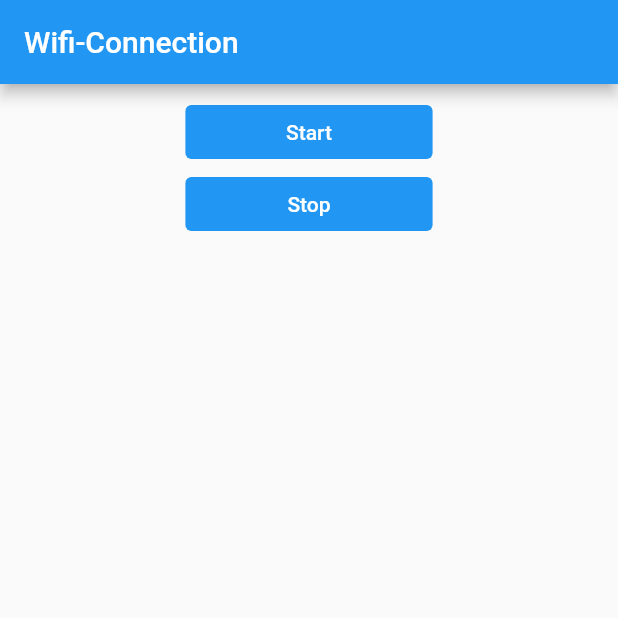
After one commit to veerendarpotlapalli/audioEsp32, a Flutter app: the screen it shows after launch, after a tap on "Stop", on a phone screen of 412 x 824 dp, the top half of it. The commit adds this screen. Run offline on Flutter 3.47's test engine with Material 2 defaults, Android fonts, the phone set to English and light mode, and no system bars; our stand-ins replace audioplayers, file_picker, fluttertoast, share_plus, webview_flutter; missing offline and left inert: dart:ffi, ffmpeg_kit_flutter, flutter_bluetooth_seria_changed, flutter_sound, flutter_svprogresshud, network_info_plus and 1 more; statements that could not run were skipped.

Commit message:
april 20

```diff
--- a/lib/detailPageSample.dart
+++ b/lib/detailPageSample.dart
@@ -6,7 +6,7 @@ import 'dart:typed_data';
 import 'package:flutter_bluetooth_seria_changed/flutter_bluetooth_serial.dart';
 import 'package:network_info_plus/network_info_plus.dart';
 import 'package:url_launcher/url_launcher.dart';
-import 'package:vsaudio/connectToWifi.dart';
+import 'package:vsaudio/webSocketStreamSave.dart';
 
 import 'package:vsaudio/wav_header.dart';
 import 'package:flutter_sound/flutter_sound.dart';
@@ -592,7 +592,7 @@ class _DetailPageSampleState extends State<DetailPageSample> {
                                     print(InternetAddress.loopbackIPv4);
                                     // Navigator.of(context).pop();
                                     // wifiConnection == "WIFI:CONNECTED" ?
-                                    Navigator.of(context).push(MaterialPageRoute(builder: (context)=>ConnectToWifi(wifiName: "okay",)));
+                                    Navigator.of(context).push(MaterialPageRoute(builder: (context)=>WebSocketStreamSave()));
                                         // CircularProgressIndicator();
                                     // _showWIFIRecordingDialog();
                                     // _showRecordingDialog();
--- a/lib/main.dart
+++ b/lib/main.dart
@@ -11,9 +11,10 @@ import 'package:flutter_bluetooth_seria_changed/flutter_bluetooth_serial.dart';
 import 'package:intl/intl.dart';
 import 'package:path_provider/path_provider.dart';
 import 'package:vsaudio/BluetoothDeviceListEntry.dart';
-import 'package:vsaudio/connectToWifi.dart';
+import 'package:vsaudio/webSocketStreamSave.dart';
 import 'package:vsaudio/detailPageSample.dart';
 import 'package:vsaudio/http_web.dart';
+import 'package:vsaudio/webSocketCheckSums.dart';
 // import 'demodetail.dart';
 import 'detailpage.dart';
 import 'package:flutter/material.dart';
@@ -38,8 +39,9 @@ final wifiName = "okay";
   Widget build(BuildContext context) {
     return MaterialApp(
       // home: HomePage(), //bluetooth,websocket,smartConfig
-      home: ConnectToWifi(wifiName: wifiName), //websocket
+      home: WebSocketStreamSave(), //websocket stream and save
       // home: httpWeb(), //http,web
+      // home: WebSocketCheckSums(wifiName: wifiName,), //web socket stream and save with check sums
 
       debugShowCheckedModeBanner: false,
     );
--- /dev/null
+++ b/lib/webSocketStreamSave.dart
@@ -0,0 +1,320 @@
+import 'dart:io';
+import 'dart:typed_data';
+
+import 'package:flutter_sound/flutter_sound.dart';
+
+import 'package:async/async.dart';
+import 'package:flutter/material.dart';
+import 'package:flutter_svprogresshud/flutter_svprogresshud.dart';
+import 'package:fluttertoast/fluttertoast.dart';
+import 'package:intl/intl.dart';
+import 'package:path_provider/path_provider.dart';
+import 'package:slide_popup_dialog_null_safety/slide_popup_dialog.dart' as slideDialog;
+import 'package:url_launcher/url_launcher.dart';
+import 'package:vsaudio/wav_header.dart';
+import 'file_entity_list_tile.dart';
+import 'package:network_info_plus/network_info_plus.dart';
+import 'package:web_socket_channel/io.dart';
+import 'package:web_socket_channel/web_socket_channel.dart';
+
+import 'package:webview_flutter/webview_flutter.dart';
+
+// import 'detailpage.dart';
+
+class WebSocketStreamSave extends StatefulWidget {
+  late String wifiName;
+
+  WebSocketStreamSave({super.key});
+
+  @override
+  State<WebSocketStreamSave> createState() => _WebSocketStreamSaveState();
+}
+
+class _WebSocketStreamSaveState extends State<WebSocketStreamSave> {
+  TextEditingController password=TextEditingController();
+  late WebSocket webSocket;
+  bool isConnecting = true;
+
+  bool isDisconnecting = false;
+
+  List<List<int>> chunks = <List<int>>[];
+  int contentLength = 0;
+  Uint8List? _bytes;
+  // PlayerController controller = PlayerController();// Initialise
+
+  RestartableTimer? _timer;
+  // RecordState _recordState = RecordState.stopped;
+  DateFormat dateFormat = DateFormat("yyyy-MM-dd_HH_mm_ss");
+  Uint8List? dataStream;
+
+  List<FileSystemEntity> files = <FileSystemEntity>[];
+  String? selectedFilePath;
+  final player = FlutterSoundPlayer(voiceProcessing: true);
+  final streamPlayer = FlutterSoundPlayer(voiceProcessing: true);
+
+  final info=NetworkInfo();
+
+  String stopBtn = "Start";
+
+  _completeByte() async {
+    if (chunks.isEmpty || contentLength == 0) return;
+    SVProgressHUD.dismiss();
+    print("CompleteByte length : $contentLength");
+    _bytes = Uint8List(contentLength);
+    int offset = 0;
+    for (final List<int> chunk in chunks) {
+      // streamPlayer.feedFromStream(Unit8List.fromList(chunk));
+      _bytes!.setRange(offset, offset + chunk.length, chunk);
+      offset += chunk.length;
+    }
+    final file = await _makeNewFile;
+    var headerList = WavHeader.createWavHeader(contentLength);
+
+    setState(() {
+      print("${headerList.length}***");
+    });
+    file.writeAsBytesSync(headerList, mode: FileMode.write);
+    file.writeAsBytesSync(_bytes!, mode: FileMode.append);
+
+    print(await file.length());
+
+    _listofFiles();
+
+    contentLength = 0;
+    chunks.clear();
+  }
+
+
+  void createChannel()async{
+    password.text= (await info.getWifiIP())!;
+    print(await info.getWifiIP());
+    // final server = await ServerSocket.bind(InternetAddress.loopbackIPv4, 8080);
+    // server.listen((event) {
+    //   event.listen((data) {
+    //
+    //   });
+    // });
+    final server2 = await HttpServer.bind(InternetAddress.anyIPv4,8080);
+    print('Server running on port ${server2.port}');
+
+    await for (HttpRequest request in server2) {
+      webSocket = await WebSocketTransformer.upgrade(request);
+      print('WebSocket request received');
+      webSocket.listen((message) {
+        print('Received message: $message');
+        Uint8List data=message as Uint8List;
+        if (data.isNotEmpty) {
+          chunks.add(data);
+          // var arr = _bytes!.buffer.asUint8List(data as int);
+          streamPlayer.foodSink!.add(FoodData(data));
+
+          setState(() {
+            contentLength += data.length;
+            _timer!.reset();
+
+            // streamData.add(data);
+          });
+        }
+
+        print("Content Length: ${contentLength}, chunks: ${chunks.length}");
+      });
+    }
+
+  }
+  void initStreamPlayer()async{
+    await streamPlayer.startPlayerFromStream(
+        codec: Codec.pcm16,
+        numChannels: 1,
+        sampleRate: 44100
+    );
+
+    streamPlayer.setSubscriptionDuration(Duration(milliseconds: 300));
+    streamPlayer.setVolume(1.0);
+  }
+  @override
+  void initState() {
+    createChannel();
+    player.openPlayer();
+    streamPlayer.openPlayer(enableVoiceProcessing: true);
+    _timer = RestartableTimer(const Duration(seconds: 1), _completeByte);
+    _listofFiles();
+    selectedFilePath = '';
+    initStreamPlayer();
+    // TODO: implement initState
+    super.initState();
+  }
+  @override
+  Widget build(BuildContext context) {
+    return Scaffold(
+      appBar: AppBar(
+        title: Text('Wifi-Connection',style: TextStyle(color: Colors.white),),
+      ),
+      body: Padding(
+        padding: const EdgeInsets.all(8.0),
+        child: SizedBox(
+          height: MediaQuery.of(context).size.height,
+          width: MediaQuery.of(context).size.width,
+          child: Column(
+            mainAxisAlignment: MainAxisAlignment.center,
+            crossAxisAlignment: CrossAxisAlignment.center,
+            children: [
+
+              // Padding(
+              //   padding: const EdgeInsets.symmetric(vertical: 8.0,horizontal: 16),
+              //   child: SizedBox(
+              //       width: MediaQuery.of(context).size.width*0.8,
+              //       child:Row(
+              //         mainAxisAlignment: MainAxisAlignment.start,
+              //         children: [
+              //           SizedBox(width: 10,),
+              //           Icon(Icons.wifi),
+              //           SizedBox(width: 10,),
+              //           Text(widget.wifiName,style: TextStyle(color: Colors.black,fontSize: 16),)
+              //         ],
+              //       )
+              //   ),
+              // ),
+              // Padding(
+              //   padding: const EdgeInsets.symmetric(vertical: 8.0,horizontal: 16),
+              //   child: SizedBox(
+              //     width: MediaQuery.of(context).size.width*0.8,
+              //     child: TextField(
+              //       controller: password,
+              //       decoration: InputDecoration(
+              //           hoverColor: Colors.black,
+              //           prefixIcon: Icon(Icons.key),
+              //           hintText: 'Enter Password'
+              //       ),
+              //       style: TextStyle(color: Colors.black),
+              //       keyboardType: TextInputType.text,
+              //     ),
+              //   ),
+              // ),
+              // SizedBox(
+              //   height: 20,
+              // ),
+
+              SizedBox(
+                width: MediaQuery.of(context).size.width*0.4,
+                child: TextButton(
+                    style: ButtonStyle(backgroundColor: MaterialStatePropertyAll<Color>(Colors.blue)),
+                    onPressed: () async {
+
+                      // ipWebView();
+
+                      // var url = Uri.parse('http://192.168.4.1/');
+                      //   await launchUrl(url);
+
+                      stopBtn = "Recording...";
+                      webSocket.add('STARTREC');
+                      print(InternetAddress.loopbackIPv4);
+                      setState(() {
+                        // wifiName.text=InternetAddress.loopbackIPv4.address;
+                      });
+                    },
+                    child:Text(stopBtn,style: TextStyle(color: Colors.white),)),
+              ),
+              SizedBox(
+                width: MediaQuery.of(context).size.width*0.4,
+                child: TextButton(
+                    style: ButtonStyle(backgroundColor: MaterialStatePropertyAll<Color>(Colors.blue)),
+                    onPressed: (){
+                      stopBtn = "Start";
+                      webSocket.add('STOPREC');
+                      print(InternetAddress.loopbackIPv4);
+                      setState(() {
+                        // wifiName.text=InternetAddress.loopbackIPv4.address;
+                      });
+                    },
+                    child:Text('Stop',style: TextStyle(color: Colors.white),)),
+              ),
+              Expanded(
+                child: ListView(
+                  children: files.map((_file) => FileEntityListTile(
+                    filePath: _file.path,
+                    fileSize: _file.statSync().size,
+                    onLongPress: () async {
+                      print("onLongPress item");
+                      if (await File(_file.path).exists()) {
+                        File(_file.path).deleteSync();
+                        files.remove(_file);
+                        setState(() {});
+                      }
+                    },
+                    onTap: () async {
+                      print("onTap item");
+                      player.startPlayer(fromURI: _file.path);
+                      if (_file.path == selectedFilePath) {
+                        print("++++++++++++++++++@@@@@@@@@@@***********${_file.path}");
+                        await player.stopPlayer();
+                        selectedFilePath = '';
+                        return;
+                      }
+
+                      if (await File(_file.path).exists()) {
+                        selectedFilePath = _file.path;
+                        // controller.startPlayer(finishMode: FinishMode.stop);
+
+
+                        player.startPlayer(fromURI: _file.path,codec: Codec.pcm16WAV);
+
+                        print("***************${_file.path}");
+
+                        print("***************${_file.path}");
+
+                      } else {
+                        selectedFilePath = '';
+                      }
+
+
+                      setState(() {});
+                    },
+                  ))
+                      .toList(),
+                ),
+              ),
+            ],
+          ),
+        ),
+      ),
+    );
+  }
+
+  Future<String> get _localPath async {
+    final directory = await getExternalStorageDirectory();
+    return directory!.path;
+  }
+
+  Future<File> get _makeNewFile async {
+    final path = await _localPath;
+    String newFileName = dateFormat.format(DateTime.now());
+    return File('$path/$newFileName.wav');
+  }
+
+  void _listofFiles() async {
+    final path = await _localPath;
+    var fileList = Directory(path).list();
+    files.clear();
+    fileList.forEach((element) {
+      if (element.path.contains("wav")) {
+        files.insert(0, element);
+
+        print("PATH: ${element.path} Size: ${element.statSync().size}");
+      }
+    });
+
+    setState(() {});
+  }
+
+   ipWebView (){
+
+    return Scaffold(
+      body: WebViewWidget(controller: WebViewController()
+      ..loadRequest(Uri.parse('https://amazon.com')),
+
+    ),
+    );
+
+  }
+
+}
--- a/pubspec.yaml
+++ b/pubspec.yaml
@@ -55,6 +55,7 @@ dependencies:
 
   audioplayers: ^4.0.1
   just_audio: ^0.9.32
+  crypto: ^3.0.2
 
   ffmpeg_kit_flutter: ^5.1.0
 #  flutter_ffmpeg: ^0.4.2
```
Also changed, not shown: lib/webSocketCheckSums.dart (renamed from lib/connectToWifi.dart, +39 -70 lines), pubspec.lock.
